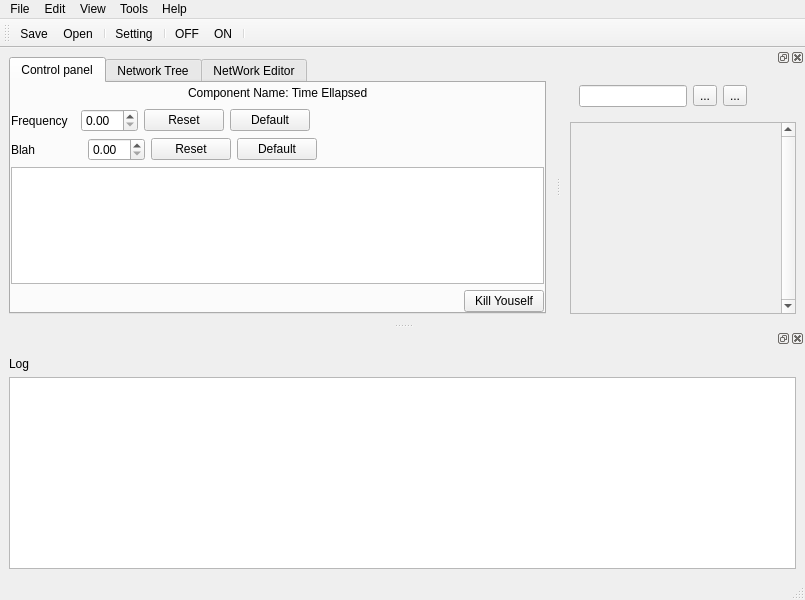
Before: the Qt Designer form rcmanager/formManager.ui in robocomp/tools, drawn with Qt 5.
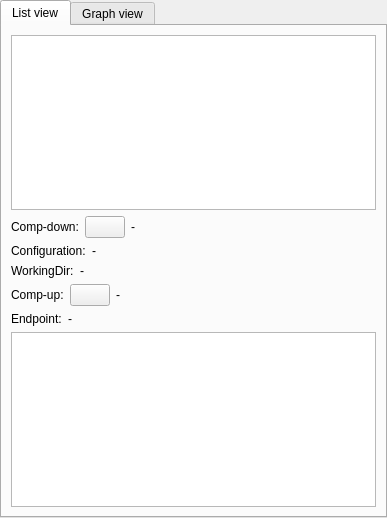
After: the same form once the commit is applied. The open tabs and pages were chosen to show the change. Icons and pictures are not drawn.

```diff
--- a/rcmanager/formManager.ui
+++ b/rcmanager/formManager.ui
@@ -1,744 +1,327 @@
 <?xml version="1.0" encoding="UTF-8"?>
 <ui version="4.0">
- <class>MainWindow</class>
- <widget class="QMainWindow" name="MainWindow">
+ <class>Form</class>
+ <widget class="QWidget" name="Form">
   <property name="geometry">
    <rect>
     <x>0</x>
     <y>0</y>
-    <width>805</width>
-    <height>600</height>
+    <width>387</width>
+    <height>518</height>
    </rect>
   </property>
+  <property name="sizePolicy">
+   <sizepolicy hsizetype="Minimum" vsizetype="Minimum">
+    <horstretch>0</horstretch>
+    <verstretch>0</verstretch>
+   </sizepolicy>
+  </property>
   <property name="minimumSize">
    <size>
-    <width>0</width>
-    <height>10</height>
-   </size>
-  </property>
-  <property name="baseSize">
-   <size>
-    <width>0</width>
-    <height>10</height>
+    <width>200</width>
+    <height>250</height>
    </size>
   </property>
   <property name="windowTitle">
    <string>MainWindow</string>
   </property>
-  <widget class="QWidget" name="centralwidget">
-   <layout class="QGridLayout" name="gridLayout">
-    <item row="0" column="0">
-     <widget class="QTabWidget" name="tabWidget">
-      <property name="maximumSize">
-       <size>
-        <width>16777215</width>
-        <height>16777215</height>
-       </size>
-      </property>
-      <property name="currentIndex">
-       <number>0</number>
-      </property>
-      <widget class="QWidget" name="tab">
-       <attribute name="title">
-        <string>Control panel</string>
-       </attribute>
-       <layout class="QGridLayout" name="gridLayout_4">
-        <property name="margin">
-         <number>0</number>
-        </property>
-        <item row="0" column="0">
-         <layout class="QVBoxLayout" name="verticalLayout_3">
-          <item>
-           <layout class="QHBoxLayout" name="horizontalLayout_5">
-            <item>
-             <spacer name="horizontalSpacer_5">
-              <property name="orientation">
-               <enum>Qt::Horizontal</enum>
-              </property>
-              <property name="sizeHint" stdset="0">
-               <size>
-                <width>40</width>
-                <height>20</height>
-               </size>
-              </property>
-             </spacer>
-            </item>
-            <item>
-             <widget class="QLabel" name="label_4">
-              <property name="text">
-               <string>Component Name: Time Ellapsed</string>
-              </property>
-             </widget>
-            </item>
-            <item>
-             <spacer name="horizontalSpacer_6">
-              <property name="orientation">
-               <enum>Qt::Horizontal</enum>
-              </property>
-              <property name="sizeHint" stdset="0">
-               <size>
-                <width>40</width>
-                <height>20</height>
-               </size>
-              </property>
-             </spacer>
-            </item>
-           </layout>
-          </item>
-          <item>
-           <layout class="QHBoxLayout" name="horizontalLayout_3">
-            <item>
-             <widget class="QLabel" name="label_2">
-              <property name="text">
-               <string>Frequency  </string>
-              </property>
-             </widget>
-            </item>
-            <item>
-             <widget class="QDoubleSpinBox" name="doubleSpinBox"/>
-            </item>
-            <item>
-             <widget class="QPushButton" name="pushButton_2">
-              <property name="text">
-               <string>Reset</string>
-              </property>
-             </widget>
-            </item>
-            <item>
-             <widget class="QPushButton" name="pushButton">
-              <property name="text">
-               <string>Default</string>
-              </property>
-             </widget>
-            </item>
-            <item>
-             <spacer name="horizontalSpacer_3">
-              <property name="orientation">
-               <enum>Qt::Horizontal</enum>
-              </property>
-              <property name="sizeHint" stdset="0">
-               <size>
-                <width>40</width>
-                <height>20</height>
-               </size>
-              </property>
-             </spacer>
-            </item>
-           </layout>
-          </item>
-          <item>
-           <layout class="QHBoxLayout" name="horizontalLayout_4">
-            <item>
-             <widget class="QLabel" name="label_3">
-              <property name="text">
-               <string>Blah              </string>
-              </property>
-             </widget>
-            </item>
-            <item>
-             <widget class="QDoubleSpinBox" name="doubleSpinBox_2"/>
-            </item>
-            <item>
-             <widget class="QPushButton" name="pushButton_3">
-              <property name="text">
-               <string>Reset</string>
-              </property>
-             </widget>
-            </item>
-            <item>
-             <widget class="QPushButton" name="pushButton_4">
-              <property name="text">
-               <string>Default</string>
-              </property>
-             </widget>
-            </item>
-            <item>
-             <spacer name="horizontalSpacer_4">
-              <property name="orientation">
-               <enum>Qt::Horizontal</enum>
-              </property>
-              <property name="sizeHint" stdset="0">
-               <size>
-                <width>40</width>
-                <height>20</height>
-               </size>
-              </property>
-             </spacer>
-            </item>
-           </layout>
-          </item>
-          <item>
-           <widget class="QTextBrowser" name="textBrowser_2"/>
-          </item>
-          <item>
-           <layout class="QHBoxLayout" name="horizontalLayout_6">
-            <item>
-             <spacer name="horizontalSpacer_7">
-              <property name="orientation">
-               <enum>Qt::Horizontal</enum>
-              </property>
-              <property name="sizeHint" stdset="0">
-               <size>
-                <width>40</width>
-                <height>20</height>
-               </size>
-              </property>
-             </spacer>
-            </item>
-            <item>
-             <widget class="QPushButton" name="pushButton_6">
-              <property name="text">
-               <string>Kill Youself</string>
-              </property>
-             </widget>
-            </item>
-           </layout>
-          </item>
-          <item>
-           <spacer name="verticalSpacer_3">
-            <property name="orientation">
-             <enum>Qt::Vertical</enum>
-            </property>
-            <property name="sizeHint" stdset="0">
-             <size>
-              <width>20</width>
-              <height>40</height>
-             </size>
-            </property>
-           </spacer>
-          </item>
-         </layout>
-        </item>
-       </layout>
-      </widget>
-      <widget class="QWidget" name="tab_3">
-       <attribute name="title">
-        <string>Network Tree</string>
-       </attribute>
-       <layout class="QGridLayout" name="gridLayout_5">
-        <item row="1" column="0">
-         <layout class="QGridLayout" name="gridLayout_7" columnstretch="0">
-          <property name="horizontalSpacing">
-           <number>0</number>
-          </property>
-          <item row="5" column="0">
-           <spacer name="verticalSpacer_2">
-            <property name="orientation">
-             <enum>Qt::Vertical</enum>
-            </property>
-            <property name="sizeHint" stdset="0">
-             <size>
-              <width>20</width>
-              <height>40</height>
-             </size>
-            </property>
-           </spacer>
-          </item>
-          <item row="2" column="0">
-           <widget class="QToolButton" name="toolButton_7">
-            <property name="toolTip">
-             <string>&lt;html&gt;&lt;head/&gt;&lt;body&gt;&lt;p&gt;Start  simulation&lt;/p&gt;&lt;/body&gt;&lt;/html&gt;</string>
-            </property>
-            <property name="text">
-             <string>...</string>
-            </property>
-            <property name="icon">
-             <iconset>
-              <normaloff>../../../../../opt/robocomp/share/rcmanager/simulionOn.png</normaloff>../../../../../opt/robocomp/share/rcmanager/simulionOn.png</iconset>
-            </property>
-           </widget>
-          </item>
-          <item row="0" column="0">
-           <widget class="QSlider" name="verticalSlider">
-            <property name="toolTip">
-             <string>zoom in or out</string>
-            </property>
-            <property name="orientation">
-             <enum>Qt::Vertical</enum>
-            </property>
-           </widget>
-          </item>
-          <item row="3" column="0">
-           <widget class="QToolButton" name="toolButton_8">
-            <property name="toolTip">
-             <string>&lt;html&gt;&lt;head/&gt;&lt;body&gt;&lt;p&gt;Stop Simulation&lt;/p&gt;&lt;/body&gt;&lt;/html&gt;</string>
-            </property>
-            <property name="text">
-             <string>...</string>
-            </property>
-            <property name="icon">
-             <iconset>
-              <normaloff>../../../../../opt/robocomp/share/rcmanager/simulatorOFF.png</normaloff>../../../../../opt/robocomp/share/rcmanager/simulatorOFF.png</iconset>
-            </property>
-           </widget>
-          </item>
-          <item row="4" column="0">
-           <widget class="QToolButton" name="toolButton_10">
-            <property name="toolTip">
-             <string>Graph Settings</string>
-            </property>
-            <property name="text">
-             <string>...</string>
-            </property>
-            <property name="icon">
-             <iconset>
-              <normaloff>../../../../../opt/robocomp/share/rcmanager/1465394550_Settings.png</normaloff>../../../../../opt/robocomp/share/rcmanager/1465394550_Settings.png</iconset>
-            </property>
-           </widget>
-          </item>
-          <item row="1" column="0">
-           <widget class="QToolButton" name="toolButton_6">
-            <property name="toolTip">
-             <string>&lt;html&gt;&lt;head/&gt;&lt;body&gt;&lt;p&gt;Update The code From Graph&lt;/p&gt;&lt;/body&gt;&lt;/html&gt;</string>
-            </property>
-            <property name="text">
-             <string>...</string>
-            </property>
-            <property name="icon">
-             <iconset>
-              <normaloff>../../../../../opt/robocomp/share/rcmanager/refresh.png</normaloff>../../../../../opt/robocomp/share/rcmanager/refresh.png</iconset>
-            </property>
-           </widget>
-          </item>
-         </layout>
-        </item>
-        <item row="1" column="1">
-         <widget class="QFrame" name="frame">
-          <property name="frameShape">
-           <enum>QFrame::StyledPanel</enum>
-          </property>
-          <property name="frameShadow">
-           <enum>QFrame::Raised</enum>
-          </property>
-          <layout class="QGridLayout" name="gridLayout_8"/>
-         </widget>
-        </item>
-       </layout>
-      </widget>
-      <widget class="QWidget" name="tab_2">
-       <attribute name="title">
-        <string>NetWork Editor</string>
-       </attribute>
-       <layout class="QVBoxLayout" name="verticalLayout_2" stretch="0">
-        <property name="spacing">
-         <number>0</number>
-        </property>
-        <property name="margin">
-         <number>0</number>
-        </property>
-        <item>
-         <widget class="QWidget" name="widget_2" native="true">
-          <layout class="QHBoxLayout" name="horizontalLayout_2">
-           <item>
-            <widget class="QToolButton" name="toolButton_3">
-             <property name="toolTip">
-              <string>Update Graph from Code</string>
-             </property>
-             <property name="text">
-              <string>...</string>
-             </property>
-             <property name="icon">
-              <iconset>
-               <normaloff>../../../../../opt/robocomp/share/rcmanager/refresh.png</normaloff>../../../../../opt/robocomp/share/rcmanager/refresh.png</iconset>
-             </property>
-            </widget>
-           </item>
-           <item>
-            <widget class="QToolButton" name="toolButton_4">
-             <property name="toolTip">
-              <string>Add a Settings Template</string>
-             </property>
-             <property name="text">
-              <string>...</string>
-             </property>
-             <property name="icon">
-              <iconset>
-               <normaloff>../../../../../opt/robocomp/share/rcmanager/networkSettings.png</normaloff>../../../../../opt/robocomp/share/rcmanager/networkSettings.png</iconset>
-             </property>
-            </widget>
-           </item>
-           <item>
-            <widget class="QToolButton" name="toolButton_5">
-             <property name="toolTip">
-              <string>Add a node template</string>
-             </property>
-             <property name="text">
-              <string>...</string>
-             </property>
-             <property name="icon">
-              <iconset>
-               <normaloff>../../../../../opt/robocomp/share/rcmanager/1465594390_sign-add.png</normaloff>../../../../../opt/robocomp/share/rcmanager/1465594390_sign-add.png</iconset>
-             </property>
-            </widget>
-           </item>
-           <item>
-            <widget class="QToolButton" name="toolButton_9">
-             <property name="toolTip">
-              <string>Editor settings</string>
-             </property>
-             <property name="text">
-              <string>...</string>
-             </property>
-             <property name="icon">
-              <iconset>
-               <normaloff>../../../../../opt/robocomp/share/rcmanager/1465394550_Settings.png</normaloff>../../../../../opt/robocomp/share/rcmanager/1465394550_Settings.png</iconset>
-             </property>
-            </widget>
-           </item>
-           <item>
-            <spacer name="horizontalSpacer_2">
-             <property name="orientation">
-              <enum>Qt::Horizontal</enum>
-             </property>
-             <property name="sizeHint" stdset="0">
-              <size>
-               <width>40</width>
-               <height>20</height>
-              </size>
-             </property>
-            </spacer>
-           </item>
-          </layout>
-         </widget>
-        </item>
-       </layout>
-      </widget>
-     </widget>
-    </item>
-   </layout>
-  </widget>
-  <widget class="QMenuBar" name="menubar">
-   <property name="geometry">
-    <rect>
-     <x>0</x>
-     <y>0</y>
-     <width>805</width>
-     <height>25</height>
-    </rect>
+  <layout class="QVBoxLayout" name="verticalLayout_4">
+   <property name="spacing">
+    <number>0</number>
    </property>
-   <widget class="QMenu" name="menuFile">
-    <property name="title">
-     <string>File</string>
-    </property>
-    <addaction name="actionOpen"/>
-    <addaction name="actionSave"/>
-    <addaction name="actionUndock"/>
-    <addaction name="actionExit"/>
-   </widget>
-   <widget class="QMenu" name="menuSimulations">
-    <property name="title">
-     <string>Tools</string>
-    </property>
-    <widget class="QMenu" name="menuSimulator">
-     <property name="title">
-      <string>Simulator</string>
-     </property>
-     <addaction name="actionSetting_2"/>
-     <addaction name="actionON"/>
-     <addaction name="actionOFF"/>
-    </widget>
-    <widget class="QMenu" name="menuControl_Panel">
-     <property name="title">
-      <string>Control Panel</string>
-     </property>
-     <addaction name="actionSetting_3"/>
-    </widget>
-    <widget class="QMenu" name="menuEditor">
-     <property name="title">
-      <string>Editor</string>
-     </property>
-     <addaction name="actionSetting_4"/>
-    </widget>
-    <addaction name="menuSimulator"/>
-    <addaction name="menuControl_Panel"/>
-    <addaction name="menuEditor"/>
-    <addaction name="actionSet_Log_File"/>
-   </widget>
-   <widget class="QMenu" name="menuEdit">
-    <property name="title">
-     <string>Edit</string>
-    </property>
-    <addaction name="actionSetting"/>
-   </widget>
-   <widget class="QMenu" name="menuHelp">
-    <property name="title">
-     <string>Help</string>
-    </property>
-   </widget>
-   <widget class="QMenu" name="menuView_2">
-    <property name="title">
-     <string>View</string>
-    </property>
-    <addaction name="actionEditor_2"/>
-    <addaction name="actionControlPanel"/>
-   </widget>
-   <addaction name="menuFile"/>
-   <addaction name="menuEdit"/>
-   <addaction name="menuView_2"/>
-   <addaction name="menuSimulations"/>
-   <addaction name="menuHelp"/>
-  </widget>
-  <widget class="QStatusBar" name="statusbar"/>
-  <widget class="QToolBar" name="toolBar">
-   <property name="minimumSize">
-    <size>
-     <width>0</width>
-     <height>10</height>
-    </size>
+   <property name="sizeConstraint">
+    <enum>QLayout::SetNoConstraint</enum>
    </property>
-   <property name="baseSize">
-    <size>
-     <width>0</width>
-     <height>10</height>
-    </size>
+   <property name="margin">
+    <number>0</number>
    </property>
-   <property name="windowTitle">
-    <string>toolBar</string>
-   </property>
-   <attribute name="toolBarArea">
-    <enum>TopToolBarArea</enum>
-   </attribute>
-   <attribute name="toolBarBreak">
-    <bool>false</bool>
-   </attribute>
-   <addaction name="actionSave"/>
-   <addaction name="actionOpen"/>
-   <addaction name="separator"/>
-   <addaction name="actionSetting"/>
-   <addaction name="separator"/>
-   <addaction name="actionOFF"/>
-   <addaction name="actionON"/>
-   <addaction name="separator"/>
-  </widget>
-  <widget class="QDockWidget" name="dockWidget">
-   <property name="sizePolicy">
-    <sizepolicy hsizetype="Fixed" vsizetype="Fixed">
-     <horstretch>0</horstretch>
-     <verstretch>0</verstretch>
-    </sizepolicy>
-   </property>
-   <property name="minimumSize">
-    <size>
-     <width>96</width>
-     <height>144</height>
-    </size>
-   </property>
-   <attribute name="dockWidgetArea">
-    <number>8</number>
-   </attribute>
-   <widget class="QWidget" name="dockWidgetContents">
-    <layout class="QGridLayout" name="gridLayout_3">
-     <item row="2" column="0">
-      <widget class="QTextBrowser" name="textBrowser"/>
-     </item>
-     <item row="0" column="0">
-      <widget class="QLabel" name="label">
-       <property name="text">
-        <string>Log</string>
+   <item>
+    <layout class="QVBoxLayout" name="verticalLayout_3">
+     <property name="sizeConstraint">
+      <enum>QLayout::SetNoConstraint</enum>
+     </property>
+     <item>
+      <widget class="QTabWidget" name="tabWidget">
+       <property name="sizePolicy">
+        <sizepolicy hsizetype="Minimum" vsizetype="Minimum">
+         <horstretch>1</horstretch>
+         <verstretch>1</verstretch>
+        </sizepolicy>
        </property>
-      </widget>
-     </item>
-    </layout>
-   </widget>
-  </widget>
-  <widget class="QDockWidget" name="dockWidget_2">
-   <attribute name="dockWidgetArea">
-    <number>2</number>
-   </attribute>
-   <widget class="QWidget" name="dockWidgetContents_2">
-    <layout class="QGridLayout" name="gridLayout_2">
-     <item row="0" column="0">
-      <widget class="QWidget" name="widget" native="true">
-       <layout class="QGridLayout" name="gridLayout_6">
-        <item row="0" column="0">
-         <layout class="QHBoxLayout" name="horizontalLayout">
-          <item>
-           <widget class="QLineEdit" name="lineEdit">
-            <property name="text">
-             <string/>
-            </property>
-           </widget>
-          </item>
-          <item>
-           <widget class="QToolButton" name="toolButton_2">
-            <property name="toolTip">
-             <string>Search Component</string>
-            </property>
-            <property name="text">
-             <string>...</string>
-            </property>
-            <property name="icon">
-             <iconset>
-              <normaloff>../../../../../opt/robocomp/share/rcmanager/1465608687_search.png</normaloff>../../../../../opt/robocomp/share/rcmanager/1465608687_search.png</iconset>
-            </property>
-           </widget>
-          </item>
-          <item>
-           <widget class="QToolButton" name="toolButton">
-            <property name="toolTip">
-             <string>Add new component</string>
-            </property>
-            <property name="text">
-             <string>...</string>
-            </property>
-            <property name="icon">
-             <iconset>
-              <normaloff>../../../../../opt/robocomp/share/rcmanager/1465594390_sign-add.png</normaloff>../../../../../opt/robocomp/share/rcmanager/1465594390_sign-add.png</iconset>
-            </property>
-           </widget>
-          </item>
-          <item>
-           <spacer name="horizontalSpacer">
-            <property name="orientation">
-             <enum>Qt::Horizontal</enum>
-            </property>
-            <property name="sizeHint" stdset="0">
-             <size>
-              <width>40</width>
-              <height>20</height>
-             </size>
-            </property>
-           </spacer>
-          </item>
-         </layout>
-        </item>
-       </layout>
-      </widget>
-     </item>
-     <item row="1" column="0">
-      <widget class="QScrollArea" name="scrollArea">
-       <property name="verticalScrollBarPolicy">
-        <enum>Qt::ScrollBarAlwaysOn</enum>
+       <property name="currentIndex">
+        <number>1</number>
        </property>
-       <property name="widgetResizable">
-        <bool>true</bool>
-       </property>
-       <widget class="QWidget" name="scrollAreaWidgetContents">
-        <property name="geometry">
-         <rect>
-          <x>0</x>
-          <y>0</y>
-          <width>236</width>
-          <height>173</height>
-         </rect>
+       <widget class="QWidget" name="listTab">
+        <property name="sizePolicy">
+         <sizepolicy hsizetype="Minimum" vsizetype="Minimum">
+          <horstretch>1</horstretch>
+          <verstretch>1</verstretch>
+         </sizepolicy>
         </property>
-        <layout class="QVBoxLayout" name="verticalLayout">
+        <attribute name="title">
+         <string>List view</string>
+        </attribute>
+        <layout class="QVBoxLayout" name="verticalLayout_2">
+         <property name="sizeConstraint">
+          <enum>QLayout::SetNoConstraint</enum>
+         </property>
          <item>
-          <spacer name="verticalSpacer">
-           <property name="orientation">
-            <enum>Qt::Vertical</enum>
-           </property>
-           <property name="sizeHint" stdset="0">
-            <size>
-             <width>20</width>
-             <height>40</height>
-            </size>
-           </property>
-          </spacer>
+          <layout class="QVBoxLayout" name="verticalLayout">
+           <item>
+            <widget class="QListWidget" name="checkList">
+             <property name="sizePolicy">
+              <sizepolicy hsizetype="Minimum" vsizetype="Minimum">
+               <horstretch>1</horstretch>
+               <verstretch>1</verstretch>
+              </sizepolicy>
+             </property>
+            </widget>
+           </item>
+           <item>
+            <layout class="QFormLayout" name="formLayout_7">
+             <property name="sizeConstraint">
+              <enum>QLayout::SetNoConstraint</enum>
+             </property>
+             <property name="fieldGrowthPolicy">
+              <enum>QFormLayout::FieldsStayAtSizeHint</enum>
+             </property>
+             <item row="0" column="0">
+              <layout class="QFormLayout" name="formLayout_6">
+               <property name="fieldGrowthPolicy">
+                <enum>QFormLayout::FieldsStayAtSizeHint</enum>
+               </property>
+               <item row="0" column="0">
+                <widget class="QLabel" name="label_3">
+                 <property name="text">
+                  <string>Comp-down:</string>
+                 </property>
+                </widget>
+               </item>
+               <item row="0" column="1">
+                <widget class="QPushButton" name="downButton">
+                 <property name="text">
+                  <string/>
+                 </property>
+                 <property name="icon">
+                  <iconset>
+                   <normaloff>../../../../../../../../../../../../opt/managerComp/share/down.png</normaloff>../../../../../../../../../../../../opt/managerComp/share/down.png</iconset>
+                 </property>
+                </widget>
+               </item>
+              </layout>
+             </item>
+             <item row="0" column="1">
+              <widget class="QLabel" name="downEdit">
+               <property name="text">
+                <string>-</string>
+               </property>
+              </widget>
+             </item>
+            </layout>
+           </item>
+           <item>
+            <layout class="QFormLayout" name="formLayout_3">
+             <property name="sizeConstraint">
+              <enum>QLayout::SetNoConstraint</enum>
+             </property>
+             <property name="fieldGrowthPolicy">
+              <enum>QFormLayout::FieldsStayAtSizeHint</enum>
+             </property>
+             <item row="0" column="0">
+              <widget class="QLabel" name="label_5">
+               <property name="sizePolicy">
+                <sizepolicy hsizetype="Minimum" vsizetype="Minimum">
+                 <horstretch>0</horstretch>
+                 <verstretch>0</verstretch>
+                </sizepolicy>
+               </property>
+               <property name="text">
+                <string>Configuration:</string>
+               </property>
+              </widget>
+             </item>
+             <item row="0" column="1">
+              <widget class="QLabel" name="cfgEdit">
+               <property name="sizePolicy">
+                <sizepolicy hsizetype="Minimum" vsizetype="Minimum">
+                 <horstretch>0</horstretch>
+                 <verstretch>0</verstretch>
+                </sizepolicy>
+               </property>
+               <property name="text">
+                <string>-</string>
+               </property>
+              </widget>
+             </item>
+            </layout>
+           </item>
+           <item>
+            <layout class="QFormLayout" name="formLayout_2">
+             <property name="sizeConstraint">
+              <enum>QLayout::SetNoConstraint</enum>
+             </property>
+             <property name="fieldGrowthPolicy">
+              <enum>QFormLayout::FieldsStayAtSizeHint</enum>
+             </property>
+             <item row="0" column="0">
+              <widget class="QLabel" name="label_4">
+               <property name="sizePolicy">
+                <sizepolicy hsizetype="Minimum" vsizetype="Minimum">
+                 <horstretch>0</horstretch>
+                 <verstretch>0</verstretch>
+                </sizepolicy>
+               </property>
+               <property name="text">
+                <string>WorkingDir:</string>
+               </property>
+              </widget>
+             </item>
+             <item row="0" column="1">
+              <widget class="QLabel" name="wdEdit">
+               <property name="sizePolicy">
+                <sizepolicy hsizetype="Minimum" vsizetype="Minimum">
+                 <horstretch>0</horstretch>
+                 <verstretch>0</verstretch>
+                </sizepolicy>
+               </property>
+               <property name="text">
+                <string>-</string>
+               </property>
+              </widget>
+             </item>
+            </layout>
+           </item>
+           <item>
+            <layout class="QFormLayout" name="formLayout_5">
+             <property name="sizeConstraint">
+              <enum>QLayout::SetNoConstraint</enum>
+             </property>
+             <property name="fieldGrowthPolicy">
+              <enum>QFormLayout::FieldsStayAtSizeHint</enum>
+             </property>
+             <item row="0" column="0">
+              <layout class="QFormLayout" name="formLayout_4">
+               <property name="sizeConstraint">
+                <enum>QLayout::SetNoConstraint</enum>
+               </property>
+               <property name="fieldGrowthPolicy">
+                <enum>QFormLayout::FieldsStayAtSizeHint</enum>
+               </property>
+               <item row="0" column="0">
+                <widget class="QLabel" name="label_2">
+                 <property name="text">
+                  <string>Comp-up:</string>
+                 </property>
+                </widget>
+               </item>
+               <item row="0" column="1">
+                <widget class="QPushButton" name="upButton">
+                 <property name="sizePolicy">
+                  <sizepolicy hsizetype="Minimum" vsizetype="Fixed">
+                   <horstretch>0</horstretch>
+                   <verstretch>0</verstretch>
+                  </sizepolicy>
+                 </property>
+                 <property name="text">
+                  <string/>
+                 </property>
+                 <property name="icon">
+                  <iconset>
+                   <normaloff>../../../../../../../../../../../../opt/rcmanager/share/up.png</normaloff>../../../../../../../../../../../../opt/rcmanager/share/up.png</iconset>
+                 </property>
+                </widget>
+               </item>
+              </layout>
+             </item>
+             <item row="0" column="1">
+              <widget class="QLabel" name="upEdit">
+               <property name="sizePolicy">
+                <sizepolicy hsizetype="Minimum" vsizetype="Minimum">
+                 <horstretch>0</horstretch>
+                 <verstretch>0</verstretch>
+                </sizepolicy>
+               </property>
+               <property name="text">
+                <string>-</string>
+               </property>
+              </widget>
+             </item>
+            </layout>
+           </item>
+           <item>
+            <layout class="QFormLayout" name="formLayout">
+             <property name="sizeConstraint">
+              <enum>QLayout::SetNoConstraint</enum>
+             </property>
+             <property name="fieldGrowthPolicy">
+              <enum>QFormLayout::FieldsStayAtSizeHint</enum>
+             </property>
+             <item row="1" column="0">
+              <widget class="QLabel" name="label">
+               <property name="text">
+                <string>Endpoint:</string>
+               </property>
+              </widget>
+             </item>
+             <item row="1" column="1">
+              <widget class="QLabel" name="checkEdit">
+               <property name="sizePolicy">
+                <sizepolicy hsizetype="Minimum" vsizetype="Minimum">
+                 <horstretch>0</horstretch>
+                 <verstretch>0</verstretch>
+                </sizepolicy>
+               </property>
+               <property name="text">
+                <string>-</string>
+               </property>
+              </widget>
+             </item>
+            </layout>
+           </item>
+           <item>
+            <widget class="QTextEdit" name="outputText">
+             <property name="sizePolicy">
+              <sizepolicy hsizetype="Minimum" vsizetype="Minimum">
+               <horstretch>1</horstretch>
+               <verstretch>1</verstretch>
+              </sizepolicy>
+             </property>
+             <property name="tabChangesFocus">
+              <bool>true</bool>
+             </property>
+             <property name="undoRedoEnabled">
+              <bool>false</bool>
+             </property>
+             <property name="readOnly">
+              <bool>true</bool>
+             </property>
+            </widget>
+           </item>
+          </layout>
          </item>
         </layout>
        </widget>
+       <widget class="QWidget" name="graphTab">
+        <property name="sizePolicy">
+         <sizepolicy hsizetype="Minimum" vsizetype="Minimum">
+          <horstretch>1</horstretch>
+          <verstretch>1</verstretch>
+         </sizepolicy>
+        </property>
+        <attribute name="title">
+         <string>Graph view</string>
+        </attribute>
+        <layout class="QVBoxLayout" name="verticalLayout_5">
+         <property name="sizeConstraint">
+          <enum>QLayout::SetNoConstraint</enum>
+         </property>
+        </layout>
+       </widget>
       </widget>
      </item>
     </layout>
-   </widget>
-  </widget>
-  <action name="actionOpen">
-   <property name="icon">
-    <iconset>
-     <normaloff>../../../../../opt/robocomp/share/rcmanager/1465393728_open-file.png</normaloff>../../../../../opt/robocomp/share/rcmanager/1465393728_open-file.png</iconset>
-   </property>
-   <property name="text">
-    <string>Open</string>
-   </property>
-   <property name="shortcut">
-    <string>Ctrl+O</string>
-   </property>
-  </action>
-  <action name="actionSave">
-   <property name="icon">
-    <iconset>
-     <normaloff>../../../../../opt/robocomp/share/rcmanager/1465394415_floppy.png</normaloff>../../../../../opt/robocomp/share/rcmanager/1465394415_floppy.png</iconset>
-   </property>
-   <property name="text">
-    <string>Save</string>
-   </property>
-   <property name="shortcut">
-    <string>Ctrl+S</string>
-   </property>
-  </action>
-  <action name="actionEdit">
-   <property name="text">
-    <string>Edit</string>
-   </property>
-  </action>
-  <action name="actionUndock">
-   <property name="text">
-    <string>Undock</string>
-   </property>
-  </action>
-  <action name="actionExit">
-   <property name="text">
-    <string>Exit</string>
-   </property>
-  </action>
-  <action name="actionSetting">
-   <property name="icon">
-    <iconset>
-     <normaloff>../../../../../opt/robocomp/share/rcmanager/1465394550_Settings.png</normaloff>../../../../../opt/robocomp/share/rcmanager/1465394550_Settings.png</iconset>
-   </property>
-   <property name="text">
-    <string>Setting</string>
-   </property>
-  </action>
-  <action name="actionSetting_2">
-   <property name="text">
-    <string>Setting</string>
-   </property>
-  </action>
-  <action name="actionON">
-   <property name="icon">
-    <iconset>
-     <normaloff>../../../../../opt/robocomp/share/rcmanager/simulionOn.png</normaloff>../../../../../opt/robocomp/share/rcmanager/simulionOn.png</iconset>
-   </property>
-   <property name="text">
-    <string>ON</string>
-   </property>
-  </action>
-  <action name="actionOFF">
-   <property name="icon">
-    <iconset>
-     <normaloff>../../../../../opt/robocomp/share/rcmanager/simulatorOFF.png</normaloff>../../../../../opt/robocomp/share/rcmanager/simulatorOFF.png</iconset>
-   </property>
-   <property name="text">
-    <string>OFF</string>
-   </property>
-  </action>
-  <action name="actionSetting_3">
-   <property name="text">
-    <string>Setting</string>
-   </property>
-  </action>
-  <action name="actionSetting_4">
-   <property name="text">
-    <string>Setting</string>
-   </property>
-  </action>
-  <action name="actionEditor_2">
-   <property name="text">
-    <string>Editor</string>
-   </property>
-  </action>
-  <action name="actionControlPanel">
-   <property name="text">
-    <string>ControlPanel</string>
-   </property>
-  </action>
-  <action name="actionSet_Log_File">
-   <property name="text">
-    <string>Set Log File</string>
-   </property>
-  </action>
+   </item>
+  </layout>
  </widget>
  <resources/>
  <connections/>
```
Left out of the diff: 2 changed lines with no effect on the pictures.
